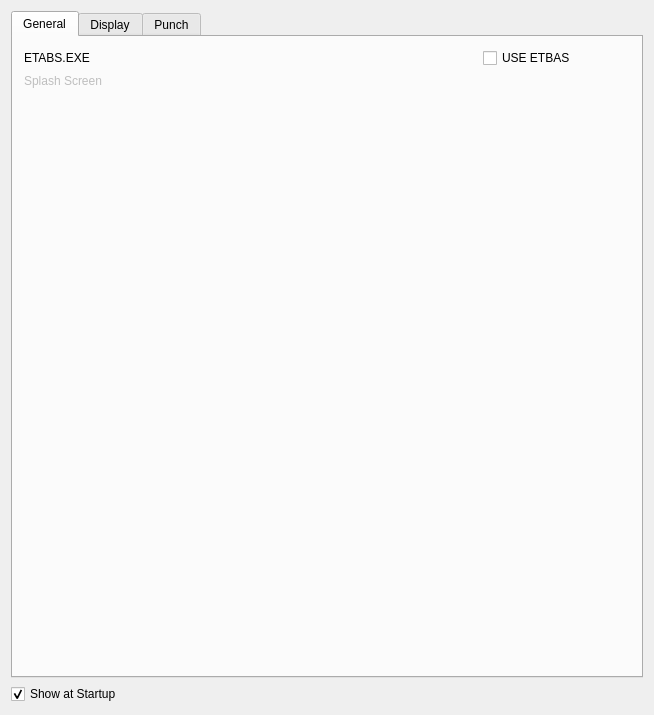
ebrahimraeyat/OSAFE, file ui/preferences-OSAFE_visual.ui: the form before one commit.
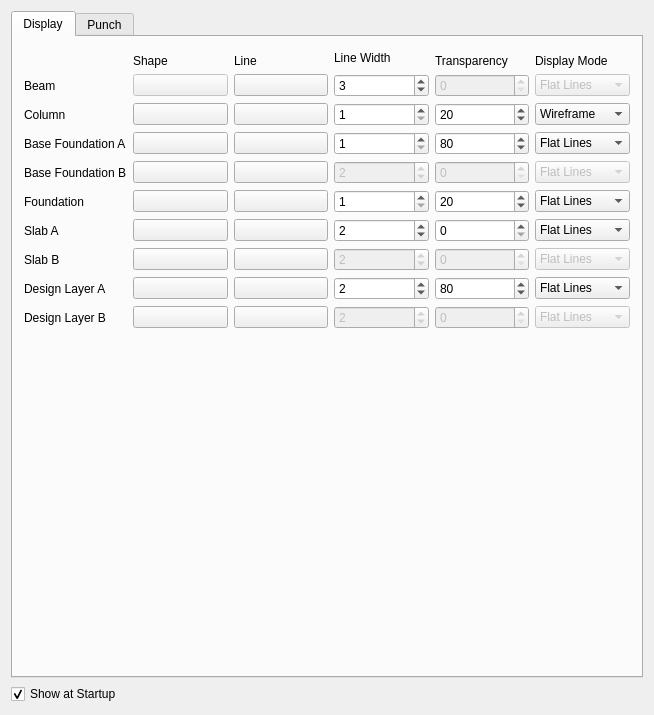
The form after the commit. The open tabs and pages were chosen to show the change. Custom widgets are drawn as their Qt base class.

Commit message: Remove Opening ETABS with software

Diff of the .ui file:
```diff
--- a/ui/preferences-OSAFE_visual.ui
+++ b/ui/preferences-OSAFE_visual.ui
@@ -22,111 +22,6 @@
      <property name="currentIndex">
       <number>1</number>
      </property>
-     <widget class="QWidget" name="tab_3">
-      <property name="enabled">
-       <bool>true</bool>
-      </property>
-      <attribute name="title">
-       <string>General</string>
-      </attribute>
-      <layout class="QVBoxLayout" name="verticalLayout_4">
-       <item>
-        <layout class="QHBoxLayout" name="horizontalLayout_8">
-         <item>
-          <widget class="QLabel" name="label_8">
-           <property name="text">
-            <string>ETABS.EXE</string>
-           </property>
-          </widget>
-         </item>
-         <item>
-          <widget class="Gui::PrefFileChooser" name="etabs_exe_path" native="true">
-           <property name="minimumSize">
-            <size>
-             <width>300</width>
-             <height>0</height>
-            </size>
-           </property>
-           <property name="toolTip">
-            <string>The default template to use when creating a new drawing sheet</string>
-           </property>
-           <property name="prefEntry" stdset="0">
-            <cstring>etabs_exe_path</cstring>
-           </property>
-           <property name="prefPath" stdset="0">
-            <cstring>Mod/OSAFE</cstring>
-           </property>
-          </widget>
-         </item>
-         <item>
-          <widget class="Gui::PrefCheckBox" name="use_etabs">
-           <property name="text">
-            <string>USE ETBAS</string>
-           </property>
-           <property name="checked">
-            <bool>false</bool>
-           </property>
-           <property name="prefEntry" stdset="0">
-            <cstring>use_etabs</cstring>
-           </property>
-           <property name="prefPath" stdset="0">
-            <cstring>Mod/OSAFE</cstring>
-           </property>
-          </widget>
-         </item>
-        </layout>
-       </item>
-       <item>
-        <layout class="QHBoxLayout" name="horizontalLayout_6">
-         <item>
-          <widget class="QLabel" name="label_6">
-           <property name="enabled">
-            <bool>false</bool>
-           </property>
-           <property name="text">
-            <string>Splash Screen</string>
-           </property>
-          </widget>
-         </item>
-         <item>
-          <widget class="Gui::PrefFileChooser" name="splash_screen" native="true">
-           <property name="enabled">
-            <bool>false</bool>
-           </property>
-           <property name="minimumSize">
-            <size>
-             <width>300</width>
-             <height>0</height>
-            </size>
-           </property>
-           <property name="toolTip">
-            <string>The default template to use when creating a new drawing sheet</string>
-           </property>
-           <property name="prefEntry" stdset="0">
-            <cstring>splash_screen</cstring>
-           </property>
-           <property name="prefPath" stdset="0">
-            <cstring>Mod/Draft</cstring>
-           </property>
-          </widget>
-         </item>
-        </layout>
-       </item>
-       <item>
-        <spacer name="verticalSpacer_2">
-         <property name="orientation">
-          <enum>Qt::Vertical</enum>
-         </property>
-         <property name="sizeHint" stdset="0">
-          <size>
-           <width>20</width>
-           <height>524</height>
-          </size>
-         </property>
-        </spacer>
-       </item>
-      </layout>
-     </widget>
      <widget class="QWidget" name="tab">
       <attribute name="title">
        <string>Display</string>
@@ -1611,16 +1506,6 @@
    <extends>QDoubleSpinBox</extends>
    <header>Gui/PrefWidgets.h</header>
   </customwidget>
-  <customwidget>
-   <class>Gui::FileChooser</class>
-   <extends>QWidget</extends>
-   <header>Gui/FileDialog.h</header>
-  </customwidget>
-  <customwidget>
-   <class>Gui::PrefFileChooser</class>
-   <extends>Gui::FileChooser</extends>
-   <header>Gui/PrefWidgets.h</header>
-  </customwidget>
  </customwidgets>
  <resources/>
  <connections/>
```
Left out of the diff: 2 changed lines with no effect on the pictures. The commit also changes 3 other files.
